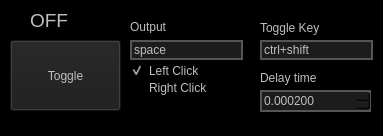
Qt form gui.ui (KermitPurple/clicker) before a commit.
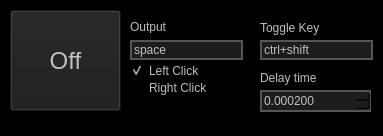
The same form after that commit.

Commit message: Display on off on button

```diff
--- a/gui.ui
+++ b/gui.ui
@@ -42,16 +42,21 @@
     <property name="geometry">
      <rect>
       <x>10</x>
-      <y>40</y>
+      <y>10</y>
       <width>111</width>
-      <height>71</height>
+      <height>101</height>
      </rect>
     </property>
+    <property name="font">
+     <font>
+      <pointsize>18</pointsize>
+     </font>
+    </property>
     <property name="styleSheet">
      <string notr="true">background:#1c1c1c</string>
     </property>
     <property name="text">
-     <string>Toggle</string>
+     <string>Off</string>
     </property>
    </widget>
    <widget class="QLineEdit" name="PressText">
@@ -150,24 +155,6 @@
      <string>Toggle Key</string>
     </property>
    </widget>
-   <widget class="QLabel" name="OnOff">
-    <property name="geometry">
-     <rect>
-      <x>30</x>
-      <y>10</y>
-      <width>61</width>
-      <height>21</height>
-     </rect>
-    </property>
-    <property name="font">
-     <font>
-      <pointsize>14</pointsize>
-     </font>
-    </property>
-    <property name="text">
-     <string>OFF</string>
-    </property>
-   </widget>
    <widget class="QLabel" name="label_3">
     <property name="geometry">
      <rect>
```
The commit also changes 2 other files.
